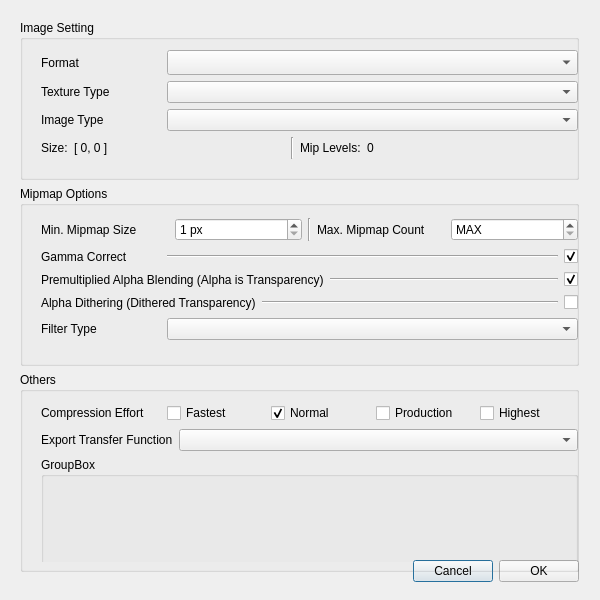
Old version of the form AssetManager/TextureImportDialog.ui in the repository goheungchoi/mini-project.
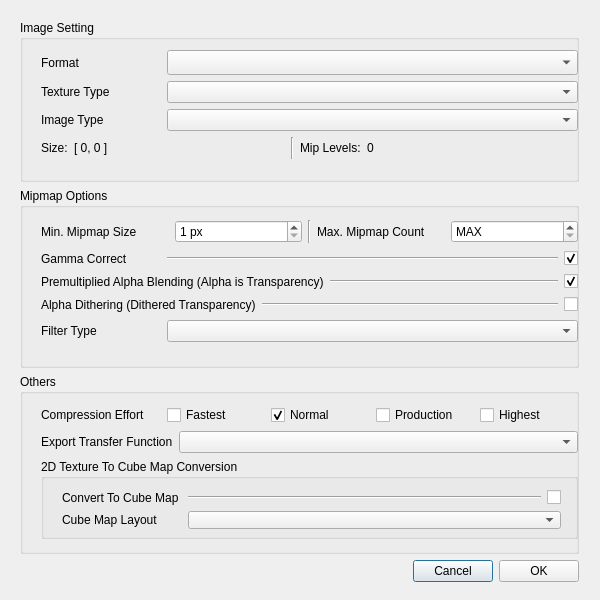
New version of the form.

Commit message: - Texture export: uncompressed normal exportion.

Patch:
```diff
--- a/AssetManager/TextureImportDialog.ui
+++ b/AssetManager/TextureImportDialog.ui
@@ -548,7 +548,7 @@
       <property name="minimumSize">
        <size>
         <width>0</width>
-        <height>200</height>
+        <height>180</height>
        </size>
       </property>
       <property name="title">
@@ -560,7 +560,7 @@
          <x>9</x>
          <y>20</y>
          <width>561</width>
-         <height>170</height>
+         <height>151</height>
         </rect>
        </property>
        <layout class="QVBoxLayout" name="othersVerticalLayout">
@@ -712,12 +712,88 @@
           <property name="minimumSize">
            <size>
             <width>0</width>
-            <height>110</height>
+            <height>80</height>
            </size>
           </property>
           <property name="title">
-           <string>GroupBox</string>
+           <string>2D Texture To Cube Map Conversion</string>
           </property>
+          <widget class="QWidget" name="verticalLayoutWidget_4">
+           <property name="geometry">
+            <rect>
+             <x>10</x>
+             <y>20</y>
+             <width>521</width>
+             <height>61</height>
+            </rect>
+           </property>
+           <layout class="QVBoxLayout" name="verticalLayout_2">
+            <item>
+             <layout class="QHBoxLayout" name="horizontalLayout_8">
+              <item>
+               <widget class="QLabel" name="convertToCubeLabel">
+                <property name="minimumSize">
+                 <size>
+                  <width>120</width>
+                  <height>0</height>
+                 </size>
+                </property>
+                <property name="text">
+                 <string>Convert To Cube Map</string>
+                </property>
+               </widget>
+              </item>
+              <item>
+               <widget class="Line" name="line_6">
+                <property name="sizePolicy">
+                 <sizepolicy hsizetype="Expanding" vsizetype="Fixed">
+                  <horstretch>0</horstretch>
+                  <verstretch>0</verstretch>
+                 </sizepolicy>
+                </property>
+                <property name="orientation">
+                 <enum>Qt::Orientation::Horizontal</enum>
+                </property>
+               </widget>
+              </item>
+              <item>
+               <widget class="QCheckBox" name="convertToCubeCheckBox">
+                <property name="text">
+                 <string/>
+                </property>
+               </widget>
+              </item>
+             </layout>
+            </item>
+            <item>
+             <layout class="QHBoxLayout" name="horizontalLayout_7">
+              <item>
+               <widget class="QLabel" name="cubeLayoutLabel">
+                <property name="minimumSize">
+                 <size>
+                  <width>120</width>
+                  <height>0</height>
+                 </size>
+                </property>
+                <property name="text">
+                 <string>Cube Map Layout</string>
+                </property>
+               </widget>
+              </item>
+              <item>
+               <widget class="QComboBox" name="cubeLayoutComboBox">
+                <property name="sizePolicy">
+                 <sizepolicy hsizetype="Expanding" vsizetype="Fixed">
+                  <horstretch>0</horstretch>
+                  <verstretch>0</verstretch>
+                 </sizepolicy>
+                </property>
+               </widget>
+              </item>
+             </layout>
+            </item>
+           </layout>
+          </widget>
          </widget>
         </item>
        </layout>
```
Left out of the diff: 2 changed lines with no effect on the pictures. The commit also changes 5 other files.
